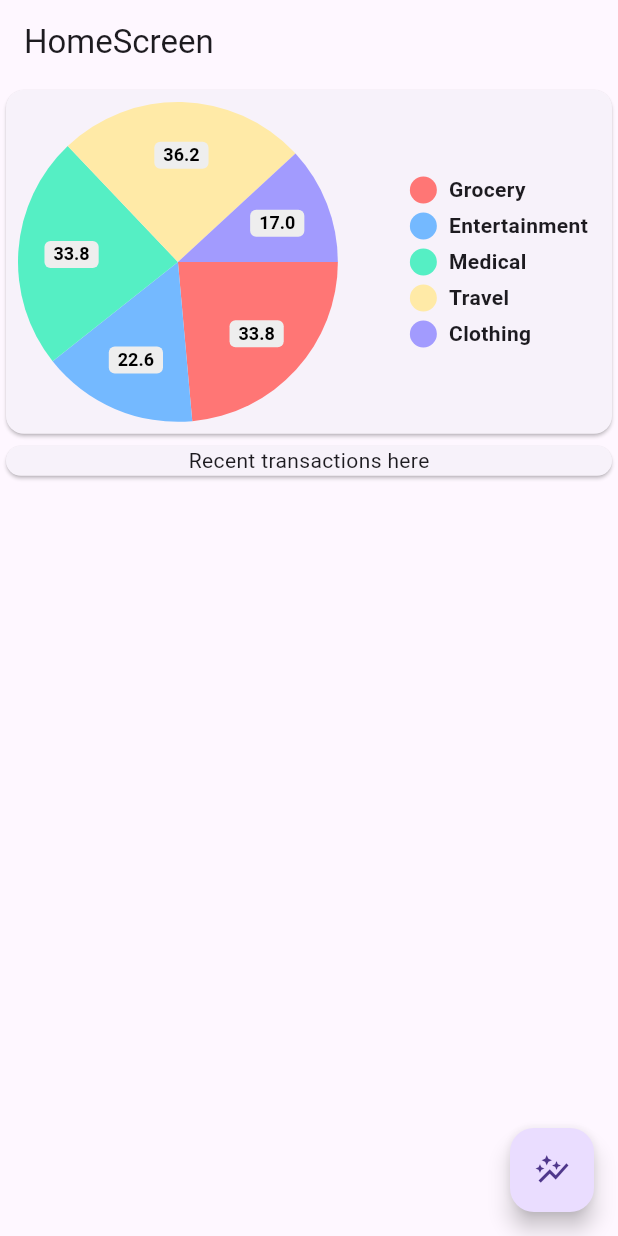
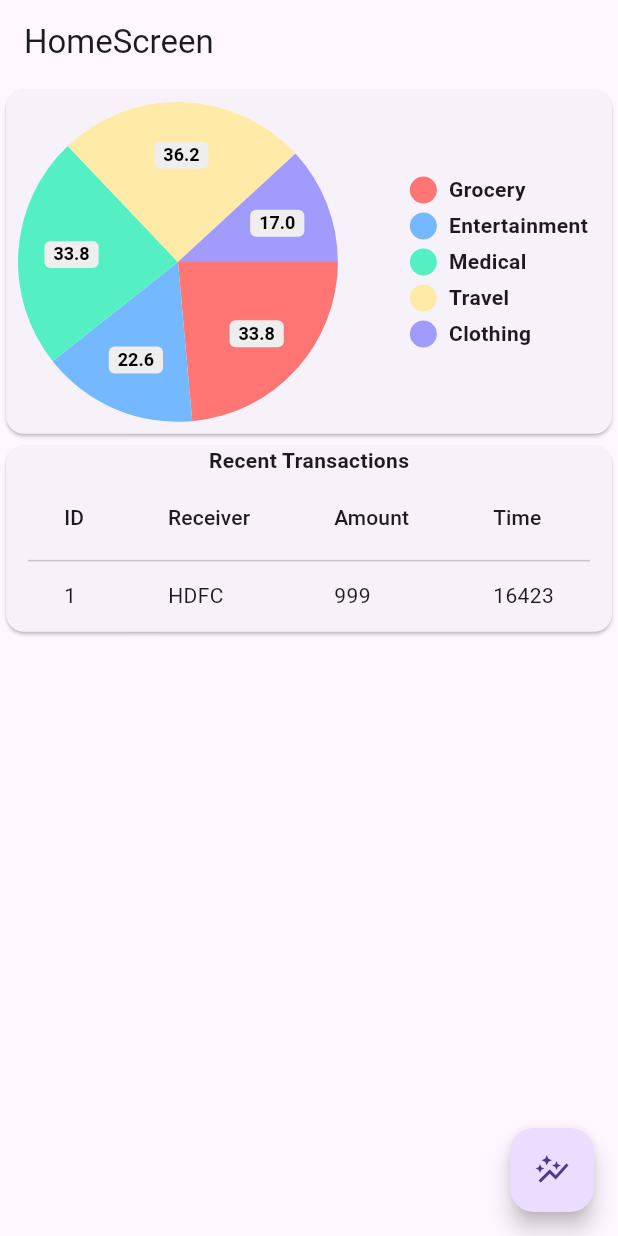
Before and after one commit to dvishal485/pocketbook, a Flutter app: the MyHomePage screen opened directly, on a phone screen of 412 x 824 dp. Run offline on Flutter 3.47's test engine with Material 2 defaults, Android fonts, the phone set to English and light mode, and no system bars; drawn by our look-alikes of pie_chart; our stand-ins replace isar, local_auth, shared_preferences, syncfusion_flutter_charts; accounts and stored records are empty; generated files the repository leaves out were written again.

Commit message:
added transaction table

```diff
--- a/pocketbook/lib/screens/home.dart
+++ b/pocketbook/lib/screens/home.dart
@@ -1,6 +1,9 @@
 import 'package:flutter/material.dart';
 import 'package:pocketbook/screens/analysis.dart';
 import 'package:pie_chart/pie_chart.dart';
+import 'package:isar/isar.dart';
+import 'package:pocketbook/collections/transaction.dart';
+
 //import 'package:pocketbook/models/classification.dart';
 
 final expenditureDivisions = {
@@ -15,9 +18,7 @@ class PiChart extends StatelessWidget {
 
   @override
   Widget build(BuildContext context) {
-    return Column(
-      children: [
-        Card(
+    return Card(
       child: InkWell(
         onTap: () {
           Navigator.push(
@@ -38,11 +39,100 @@ class PiChart extends StatelessWidget {
           ),
         ),
       ),
+    );
+  }
+}
+
+class RecentTransactions extends StatefulWidget {
+  const RecentTransactions({super.key});
+
+  @override
+  State<RecentTransactions> createState() => _RecentTransactionsState();
+}
+
+class _RecentTransactionsState extends State<RecentTransactions> {
+  List<Transaction>? transactions;
+
+  @override
+  void initState() {
+    super.initState;
+    _readTransactions();
+  }
+
+  _readTransactions() async {
+    final isar = await Isar.open([TransactionSchema]);
+
+    //trial code to see how database works
+
+    final trytransaction1 = Transaction()
+      ..receiver = 'HDFC'
+      ..amount = 999
+      ..time = '16423';
+
+    isar.writeTxn(() async {
+      await isar.transactions.put(trytransaction1);
+    });
+
+    final transactionsList = isar.transactions;
+    final getTransactions = await transactionsList.where().findAll();
+    setState(() {
+      transactions = getTransactions;
+    });
+  }
+
+  List<DataRow> _buildTable() {
+    List<DataRow> rows= [];
+    int len = 0;
+    //print(transactions);
+    if (transactions != null) {
+      len = transactions!.length;
+    } else {
+      len = 0;
+    }
+
+    for (int i = 0; i < len; i++) {
+      rows.add(
+        DataRow(
+          cells: <DataCell>[
+            DataCell(Text(transactions![i].id.toString())),
+            DataCell(Text(transactions![i].receiver)),
+            DataCell(Text(transactions![i].amount.toString())),
+            DataCell(Text(transactions![i].time)),
+          ],
         ),
-        const Card(
-          child: Center(child: Text('Recent transactions here')),
+      );
+    }
+    return rows;
+  }
+
+  @override
+  Widget build(BuildContext context) {
+    return Card(
+      child: Column(
+        children: [
+          const Text('Recent Transactions',
+          style: TextStyle(fontWeight: FontWeight.bold)
+          ),
+          DataTable(
+            columns: const <DataColumn>[
+              DataColumn(
+                label: Expanded(
+                  child: Text(
+                    'ID',
+                  ),
+                ),
+              ),
+              DataColumn(label: Expanded(child: Text('Receiver'))),
+              DataColumn(
+                  label: Expanded(
+                child: Text('Amount'),
+              )),
+              DataColumn(label: Expanded(child: Text('Time'))),
+            ],
+            rows: _buildTable(),
           ),
         ],
+      ),
     );
   }
 }
@@ -57,12 +147,7 @@ class MyHomePage extends StatefulWidget {
 }
 
 class _MyHomePageState extends State<MyHomePage> {
-  int _counter = 0;
-
   void _incrementCounter() {
-    setState(() {
-      _counter++;
-    });
     Navigator.push(
       context,
       MaterialPageRoute(
@@ -78,7 +163,7 @@ class _MyHomePageState extends State<MyHomePage> {
       appBar: AppBar(
         title: Text(widget.title),
       ),
-      body: const PiChart(),
+      body: ListView(children: const [PiChart(), RecentTransactions()]),
       floatingActionButton: FloatingActionButton(
         onPressed: _incrementCounter,
         tooltip: 'More moni',
```
Lines whose indentation alone changed are shown as unchanged.
